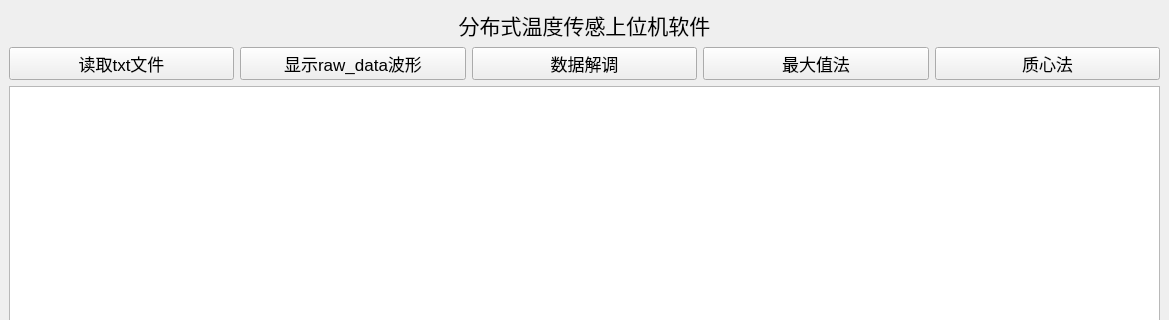
This is mainwindow.ui in 519984307/Qt_UDP_DTS_v3.3.0 as Qt 5 draws it before an edit; both pictures show x 0 to 1169 and y 0 to 320 of the 1169 by 803 pixel window. The edited form follows.
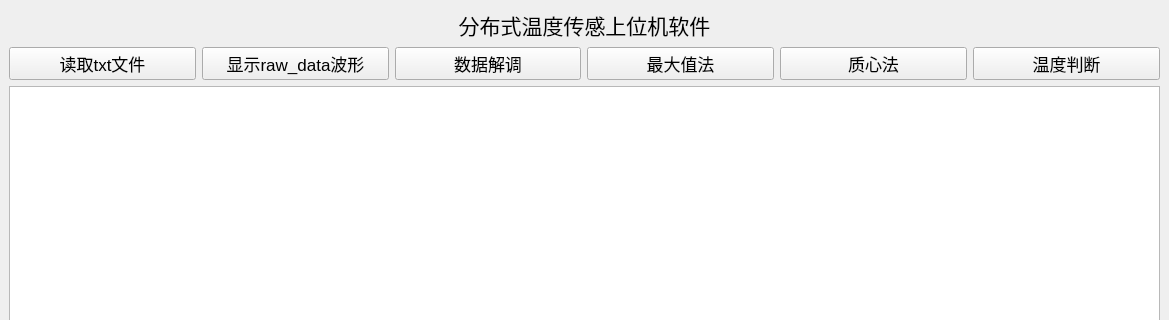
This is the edited form.

```diff
--- a/mainwindow.ui
+++ b/mainwindow.ui
@@ -79,6 +79,18 @@
           </property>
          </widget>
         </item>
+        <item>
+         <widget class="QPushButton" name="btn_temp">
+          <property name="font">
+           <font>
+            <pointsize>13</pointsize>
+           </font>
+          </property>
+          <property name="text">
+           <string>温度判断</string>
+          </property>
+         </widget>
+        </item>
        </layout>
       </item>
       <item>
```
